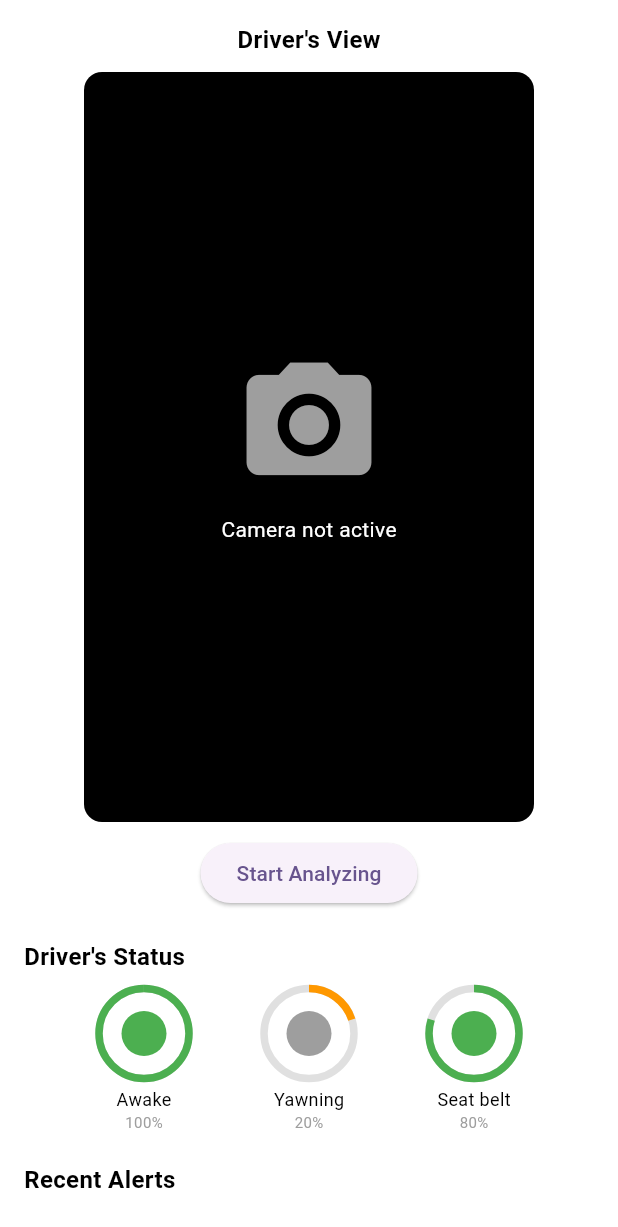
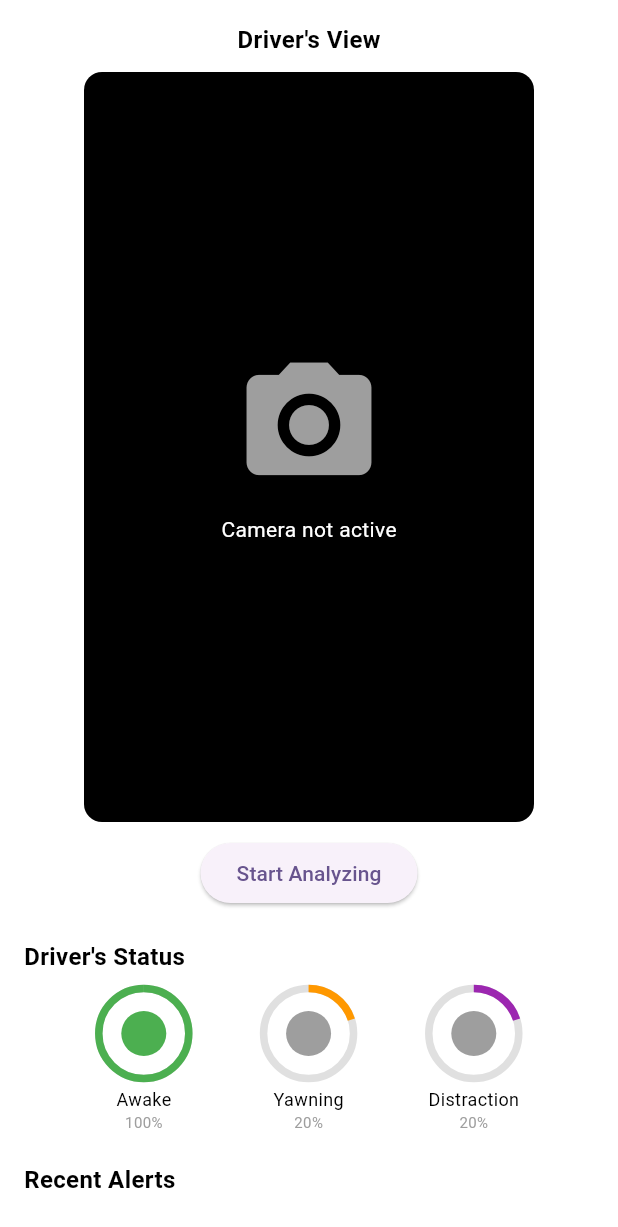
Before and after one commit to M-Umar-Shahid/DriveSense, a Flutter app: the MonitoringPage screen opened directly, scrolled down 69 dp, on a phone screen of 412 x 824 dp. Shown: the top 1227 px of the screen. Run offline on Flutter 3.47's test engine with Material 3 defaults, Android fonts, the phone set to English and light mode, and no system bars; our stand-ins replace camera, curved_navigation_bar, firebase_auth, firebase_core, fl_chart, google_maps_flutter and 2 more; missing offline and left inert: tflite_flutter; accounts and stored records are empty.

Commit message:
integrated the distraction model but starting to fetch from native to android

```diff
--- a/lib/pages/monitoring_screen.dart
+++ b/lib/pages/monitoring_screen.dart
@@ -2,6 +2,8 @@ import 'dart:math' as math;
 import 'package:flutter/material.dart';
 import 'package:flutter_mediapipe/flutter_mediapipe.dart';
 import 'package:flutter_mediapipe/gen/landmark.pb.dart';
+import 'package:camera/camera.dart';
+import '../utils/distraction_detector.dart';
 
 class MonitoringPage extends StatefulWidget {
   const MonitoringPage({Key? key}) : super(key: key);
@@ -17,61 +19,89 @@ class _MonitoringPageState extends State<MonitoringPage> {
   double _averageEyeOpenness = 1.0;
   double _mouthOpenness = 0.0;
   final List<String> _recentAlerts = [];
+  DateTime? _eyesClosedSince;
+  bool _isReady = false;
 
-  // Track when eyes closed for drowsiness detection.
-  DateTime? _eyesClosedSince;
-  // For head movement detection, track the previous nose tip position.
-  NormalizedLandmark? _prevNoseTip;
+  // Distraction detection
+  bool _isDistracted = false;
+  String _distractionLabel = "Safe Driving";
+  DistractionDetector? _distractionDetector;
+  CameraDescription? _cameraDescription;
 
-  // Landmark indices used for calculating metrics.
   final List<int> leftEyeIndices = [159, 145, 33, 133];
   final List<int> rightEyeIndices = [386, 374, 362, 263];
-  // For mouth openness: [upper lip, lower lip, left corner, right corner]
   final List<int> mouthIndices = [13, 14, 78, 308];
-  // Use landmark index 1 for the nose tip.
-  final int noseTipIndex = 1;
+
+  final List<String> distractionLabels = [
+    "Safe Driving",
+    "Texting Right",
+    "Phone Right",
+    "Texting Left",
+    "Phone Left",
+    "Radio",
+    "Drinking",
+    "Reaching Behind",
+    "Hair/Makeup",
+    "Talking to Passenger",
+  ];
+
+  @override
+  void initState() {
+    super.initState();
+    _initializeDistractionSystem();
+  }
+
+  Future<void> _initializeDistractionSystem() async {
+    try {
+      final cameras = await availableCameras();
+      _cameraDescription = cameras.first;
+      _distractionDetector = DistractionDetector();
+
+      await _distractionDetector!.init(
+        _cameraDescription!,
+        onDetection: (isDistracted, predictedClass) {
+          print("🚨 Callback: $predictedClass | ${isDistracted ? "Distracted" : "Safe"}");
+          setState(() {
+            _isDistracted = isDistracted;
+            _distractionLabel = distractionLabels[predictedClass];
+            if (isDistracted) {
+              _addRecentAlert("Distraction: $_distractionLabel");
+            }
+          });
+        },
+      );
+
+      setState(() {
+        _isReady = true;
+      });
+
+      print("✅ Distraction system initialized");
+    } catch (e) {
+      print("❌ Failed to initialize distraction system: $e");
+    }
+  }
 
   void _onLandmarkStream(NormalizedLandmarkList landmarkList) {
-    // Calculate eye openness.
     double leftOpenness = _calculateEyeOpenness(landmarkList, leftEyeIndices);
     double rightOpenness = _calculateEyeOpenness(landmarkList, rightEyeIndices);
     double average = (leftOpenness + rightOpenness) / 2.0;
-
-    // Calculate mouth openness for yawning detection.
     double mouthOpen = _calculateMouthOpenness(landmarkList, mouthIndices);
-
-    // Detect head movement using the nose tip position.
-    NormalizedLandmark currentNose = landmarkList.landmark[noseTipIndex];
-    bool headMoved = false;
-    if (_prevNoseTip != null) {
-      double dx = currentNose.x - _prevNoseTip!.x;
-      double dy = currentNose.y - _prevNoseTip!.y;
-      double distance = math.sqrt(dx * dx + dy * dy);
-      // Adjust this threshold based on your testing.
-      if (distance > 0.05) {
-        headMoved = true;
-      }
-    }
-    _prevNoseTip = currentNose;
 
     setState(() {
       _averageEyeOpenness = average;
       _mouthOpenness = mouthOpen;
     });
 
-    // Drowsiness detection based on eye openness.
     const double eyeThreshold = 0.12;
     if (average < eyeThreshold) {
       if (_eyesClosedSince == null) {
         _eyesClosedSince = DateTime.now();
-      } else {
-        if (DateTime.now().difference(_eyesClosedSince!) >= const Duration(seconds: 1)) {
+      } else if (DateTime.now().difference(_eyesClosedSince!) >= const Duration(seconds: 1)) {
         if (!_isDrowsy) {
           setState(() {
             _isDrowsy = true;
             _addRecentAlert("Drowsy detected");
           });
-          }
         }
       }
     } else {
@@ -83,7 +113,6 @@ class _MonitoringPageState extends State<MonitoringPage> {
       }
     }
 
-    // Yawn detection using mouth openness threshold.
     const double mouthThreshold = 0.465;
     if (mouthOpen > mouthThreshold) {
       if (!_isYawning) {
@@ -99,34 +128,25 @@ class _MonitoringPageState extends State<MonitoringPage> {
         });
       }
     }
-
-    // Add a head movement alert if detected.
-    if (headMoved) {
-      _addRecentAlert("Head movement detected");
-    }
   }
 
-  double _calculateEyeOpenness(
-      NormalizedLandmarkList landmarks, List<int> indices) {
+  double _calculateEyeOpenness(NormalizedLandmarkList landmarks, List<int> indices) {
     if (landmarks.landmark.length <= indices.reduce(math.max)) return 1.0;
-    NormalizedLandmark upper = landmarks.landmark[indices[0]];
-    NormalizedLandmark lower = landmarks.landmark[indices[1]];
-    NormalizedLandmark left = landmarks.landmark[indices[2]];
-    NormalizedLandmark right = landmarks.landmark[indices[3]];
-
+    final upper = landmarks.landmark[indices[0]];
+    final lower = landmarks.landmark[indices[1]];
+    final left = landmarks.landmark[indices[2]];
+    final right = landmarks.landmark[indices[3]];
     double vertical = (upper.y - lower.y).abs();
     double horizontal = (left.x - right.x).abs();
     return horizontal == 0 ? 1.0 : vertical / horizontal;
   }
 
-  double _calculateMouthOpenness(
-      NormalizedLandmarkList landmarks, List<int> indices) {
+  double _calculateMouthOpenness(NormalizedLandmarkList landmarks, List<int> indices) {
     if (landmarks.landmark.length <= indices.reduce(math.max)) return 0.0;
-    NormalizedLandmark upperLip = landmarks.landmark[indices[0]];
-    NormalizedLandmark lowerLip = landmarks.landmark[indices[1]];
-    NormalizedLandmark leftCorner = landmarks.landmark[indices[2]];
-    NormalizedLandmark rightCorner = landmarks.landmark[indices[3]];
-
+    final upperLip = landmarks.landmark[indices[0]];
+    final lowerLip = landmarks.landmark[indices[1]];
+    final leftCorner = landmarks.landmark[indices[2]];
+    final rightCorner = landmarks.landmark[indices[3]];
     double vertical = (upperLip.y - lowerLip.y).abs();
     double horizontal = (leftCorner.x - rightCorner.x).abs();
     return horizontal == 0 ? 0.0 : vertical / horizontal;
@@ -144,11 +164,12 @@ class _MonitoringPageState extends State<MonitoringPage> {
   void toggleAnalyzing() {
     setState(() {
       _isAnalyzing = !_isAnalyzing;
-      if (!_isAnalyzing) {
-        _eyesClosedSince = null;
-        _isDrowsy = false;
-        _isYawning = false;
-        _prevNoseTip = null;
+      if (_isAnalyzing) {
+        print("📷 Starting distraction detection...");
+        _distractionDetector?.startDetection();
+      } else {
+        print("🛑 Stopping detection...");
+        _distractionDetector?.stopDetection();
       }
     });
   }
@@ -164,7 +185,7 @@ class _MonitoringPageState extends State<MonitoringPage> {
             child: Column(
               crossAxisAlignment: CrossAxisAlignment.start,
               children: [
-                // Top Navigation Bar
+                // Top Navigation
                 Row(
                   mainAxisAlignment: MainAxisAlignment.spaceBetween,
                   children: [
@@ -187,7 +208,6 @@ class _MonitoringPageState extends State<MonitoringPage> {
                   ],
                 ),
                 const SizedBox(height: 20.0),
-                // Driver's View Section
                 const Center(
                   child: Text(
                     "Driver's View",
@@ -213,8 +233,6 @@ class _MonitoringPageState extends State<MonitoringPage> {
                             ? NativeView(
                           onViewCreated: (FlutterMediapipe controller) {
                             controller.landMarksStream.listen(_onLandmarkStream);
-                            controller.platformVersion.then((version) =>
-                                print("Platform Version: $version"));
                           },
                         )
                             : const Center(
@@ -223,98 +241,40 @@ class _MonitoringPageState extends State<MonitoringPage> {
                             children: [
                               Icon(Icons.camera_alt, color: Colors.grey, size: 100),
                               SizedBox(height: 10),
-                              Text(
-                                'Camera not active',
-                                style: TextStyle(color: Colors.white),
-                              ),
+                              Text('Camera not active', style: TextStyle(color: Colors.white)),
                             ],
                           ),
                         ),
                       ),
-                      if (_isDrowsy)
-                        Positioned(
-                          top: 10,
-                          left: 10,
-                          child: Container(
-                            padding: const EdgeInsets.all(8.0),
-                            color: Colors.red.withOpacity(0.8),
-                            child: const Text(
-                              'WARNING: Driver Drowsy!',
-                              style: TextStyle(
-                                color: Colors.white,
-                                fontWeight: FontWeight.bold,
-                              ),
-                            ),
-                          ),
-                        ),
-                      if (_isYawning)
-                        Positioned(
-                          top: 50,
-                          left: 10,
-                          child: Container(
-                            padding: const EdgeInsets.all(8.0),
-                            color: Colors.orange.withOpacity(0.8),
-                            child: const Text(
-                              'WARNING: Yawning detected!',
-                              style: TextStyle(
-                                color: Colors.white,
-                                fontWeight: FontWeight.bold,
-                              ),
-                            ),
-                          ),
-                        ),
+                      if (_isDrowsy) _warningOverlay("WARNING: Driver Drowsy!", Colors.red, 10),
+                      if (_isYawning) _warningOverlay("WARNING: Yawning detected!", Colors.orange, 50),
+                      if (_isDistracted) _warningOverlay("WARNING: $_distractionLabel", Colors.purple, 90),
                     ],
                   ),
                 ),
                 const SizedBox(height: 10.0),
                 Center(
                   child: ElevatedButton(
-                    onPressed: toggleAnalyzing,
+                    onPressed: _isReady ? toggleAnalyzing : null,
                     child: Text(_isAnalyzing ? 'Stop Analyzing' : 'Start Analyzing'),
                   ),
                 ),
                 const SizedBox(height: 20.0),
-                // Driver's Status Section
                 const Text(
                   "Driver's Status",
-                  style: TextStyle(
-                    color: Colors.black,
-                    fontSize: 16.0,
-                    fontWeight: FontWeight.bold,
-                  ),
+                  style: TextStyle(color: Colors.black, fontSize: 16.0, fontWeight: FontWeight.bold),
                 ),
                 const SizedBox(height: 10.0),
                 Row(
                   mainAxisAlignment: MainAxisAlignment.spaceEvenly,
                   children: [
-                    _statusIndicator(
-                      _isDrowsy ? 'Drowsy' : 'Awake',
-                      _isDrowsy ? Colors.red : Colors.green,
-                      _averageEyeOpenness.clamp(0.0, 1.0),
-                    ),
-                    _statusIndicator(
-                      'Yawning',
-                      Colors.orange,
-                      _isYawning ? 0.8 : 0.2, // Example confidence level
-                    ),
-                    _statusIndicator(
-                      'Seat belt',
-                      Colors.green,
-                      0.8, // Placeholder fixed confidence
-                    ),
+                    _statusIndicator(_isDrowsy ? 'Drowsy' : 'Awake', _isDrowsy ? Colors.red : Colors.green, _averageEyeOpenness),
+                    _statusIndicator('Yawning', Colors.orange, _isYawning ? 0.8 : 0.2),
+                    _statusIndicator('Distraction', Colors.purple, _isDistracted ? 0.8 : 0.2),
                   ],
-
                 ),
                 const SizedBox(height: 20.0),
-                // Recent Alerts Section
-                const Text(
-                  'Recent Alerts',
-                  style: TextStyle(
-                    color: Colors.black,
-                    fontSize: 16.0,
-                    fontWeight: FontWeight.bold,
-                  ),
-                ),
+                const Text('Recent Alerts', style: TextStyle(color: Colors.black, fontSize: 16.0, fontWeight: FontWeight.bold)),
                 const SizedBox(height: 10.0),
                 ListView.builder(
                   shrinkWrap: true,
@@ -359,21 +319,24 @@ class _MonitoringPageState extends State<MonitoringPage> {
           ],
         ),
         const SizedBox(height: 5.0),
-        Text(
-          label,
-          style: const TextStyle(
-            color: Colors.black,
-            fontSize: 12.0,
+        Text(label, style: const TextStyle(color: Colors.black, fontSize: 12.0)),
+        Text("${(confidence * 100).toStringAsFixed(0)}%", style: const TextStyle(fontSize: 10.0, color: Colors.grey)),
+      ],
+    );
+  }
+
+  Widget _warningOverlay(String message, Color bgColor, double top) {
+    return Positioned(
+      top: top,
+      left: 10,
+      child: Container(
+        padding: const EdgeInsets.all(8.0),
+        color: bgColor.withOpacity(0.8),
+        child: Text(
+          message,
+          style: const TextStyle(color: Colors.white, fontWeight: FontWeight.bold),
         ),
       ),
-        Text(
-          (confidence * 100).toStringAsFixed(0) + '%',
-          style: const TextStyle(
-            fontSize: 10.0,
-            color: Colors.grey,
-          ),
-        ),
-      ],
     );
   }
 
@@ -381,29 +344,9 @@ class _MonitoringPageState extends State<MonitoringPage> {
     return ListTile(
       contentPadding: const EdgeInsets.symmetric(horizontal: 0.0),
       leading: const Icon(Icons.warning, color: Colors.redAccent),
-      title: Text(
-        alert,
-        style: const TextStyle(
-          color: Colors.black,
-          fontSize: 14.0,
-        ),
-      ),
-      subtitle: Text(
-        time,
-        style: const TextStyle(
-          color: Colors.grey,
-          fontSize: 12.0,
-        ),
-      ),
-      trailing: const Text(
-        'Clear',
-        style: TextStyle(
-          color: Colors.blueAccent,
-          fontSize: 12.0,
-        ),
-      ),
+      title: Text(alert, style: const TextStyle(color: Colors.black, fontSize: 14.0)),
+      subtitle: Text(time, style: const TextStyle(color: Colors.grey, fontSize: 12.0)),
+      trailing: const Text('Clear', style: TextStyle(color: Colors.blueAccent, fontSize: 12.0)),
     );
   }
 }
-
-void main() => runApp(const MaterialApp(home: MonitoringPage()));
--- a/pubspec.yaml
+++ b/pubspec.yaml
@@ -28,6 +28,7 @@ dependencies:
   image: ^4.3.0
   http: ^1.3.0
   logging: ^1.2.0
+  tflite_flutter: ^0.11.0
 
 dev_dependencies:
   flutter_test:
```
Also changed, not shown: lib/utils/distraction_detector.dart (added, +99 -0 lines), pubspec.lock, 2 other files. Lines whose indentation alone changed are shown as unchanged.
